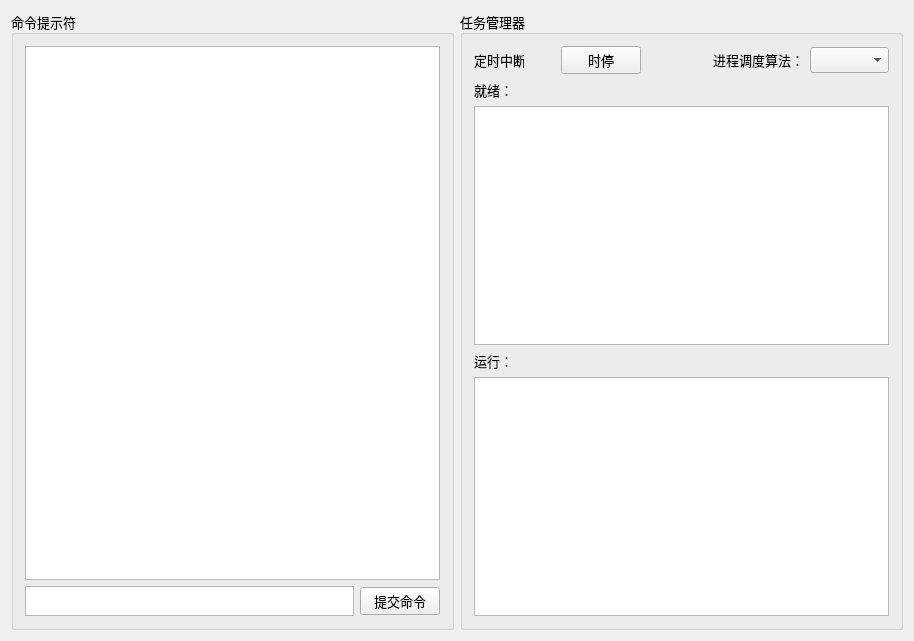
demoOS-BUPT/demoOS, file demoOS/source/mainwindow.ui: the form before one commit.
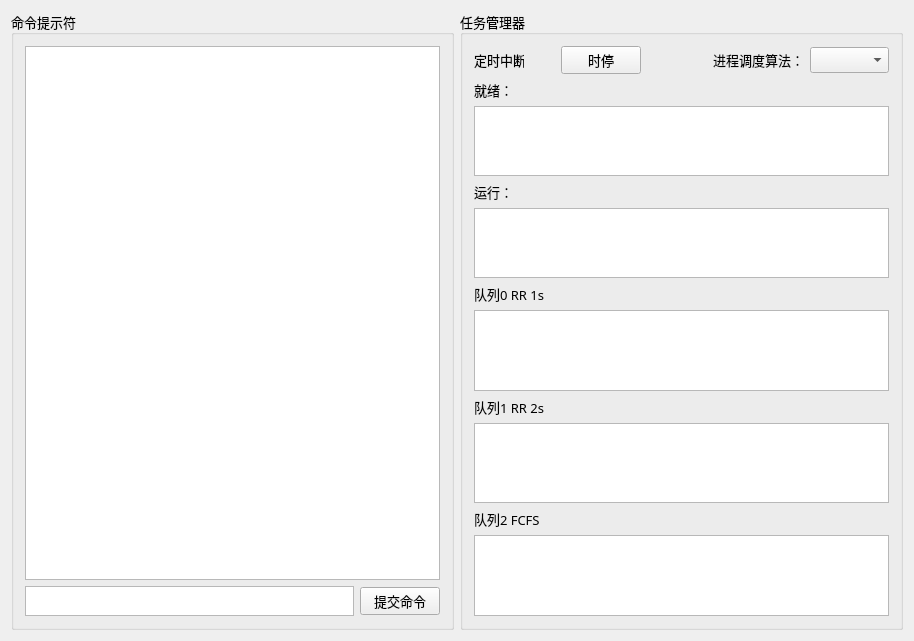
The form after the commit. Icons and pictures are not drawn.

Commit message: 多级反馈队列MFQ

The edit to the form file:
```diff
--- a/demoOS/source/mainwindow.ui
+++ b/demoOS/source/mainwindow.ui
@@ -104,8 +104,6 @@
       <property name="title">
        <string>任务管理器</string>
       </property>
-      <layout class="QVBoxLayout" name="verticalLayout_3">
-       <item>
         <layout class="QVBoxLayout" name="verticalLayout_2">
          <item>
           <layout class="QHBoxLayout" name="horizontalLayout_2">
@@ -192,6 +190,8 @@
           </layout>
          </item>
          <item>
+        <layout class="QVBoxLayout" name="normalQ">
+         <item>
           <widget class="QLabel" name="label">
            <property name="text">
             <string>就绪：</string>
@@ -242,6 +242,61 @@
          </item>
         </layout>
        </item>
+       <item>
+        <layout class="QVBoxLayout" name="MFQ">
+         <item>
+          <widget class="QLabel" name="label_4">
+           <property name="text">
+            <string>队列0 RR 1s</string>
+           </property>
+          </widget>
+         </item>
+         <item>
+          <widget class="QTableWidget" name="RR1T">
+           <property name="editTriggers">
+            <set>QAbstractItemView::NoEditTriggers</set>
+           </property>
+           <attribute name="verticalHeaderVisible">
+            <bool>false</bool>
+           </attribute>
+          </widget>
+         </item>
+         <item>
+          <widget class="QLabel" name="label_5">
+           <property name="text">
+            <string>队列1 RR 2s</string>
+           </property>
+          </widget>
+         </item>
+         <item>
+          <widget class="QTableWidget" name="RR2T">
+           <property name="editTriggers">
+            <set>QAbstractItemView::NoEditTriggers</set>
+           </property>
+           <attribute name="verticalHeaderVisible">
+            <bool>false</bool>
+           </attribute>
+          </widget>
+         </item>
+         <item>
+          <widget class="QLabel" name="label_6">
+           <property name="text">
+            <string>队列2 FCFS</string>
+           </property>
+          </widget>
+         </item>
+         <item>
+          <widget class="QTableWidget" name="FCFST">
+           <property name="editTriggers">
+            <set>QAbstractItemView::NoEditTriggers</set>
+           </property>
+           <attribute name="verticalHeaderVisible">
+            <bool>false</bool>
+           </attribute>
+          </widget>
+         </item>
+        </layout>
+       </item>
       </layout>
      </widget>
     </item>
```
Lines whose indentation alone changed are shown as unchanged. The commit also changes 4 other files.
